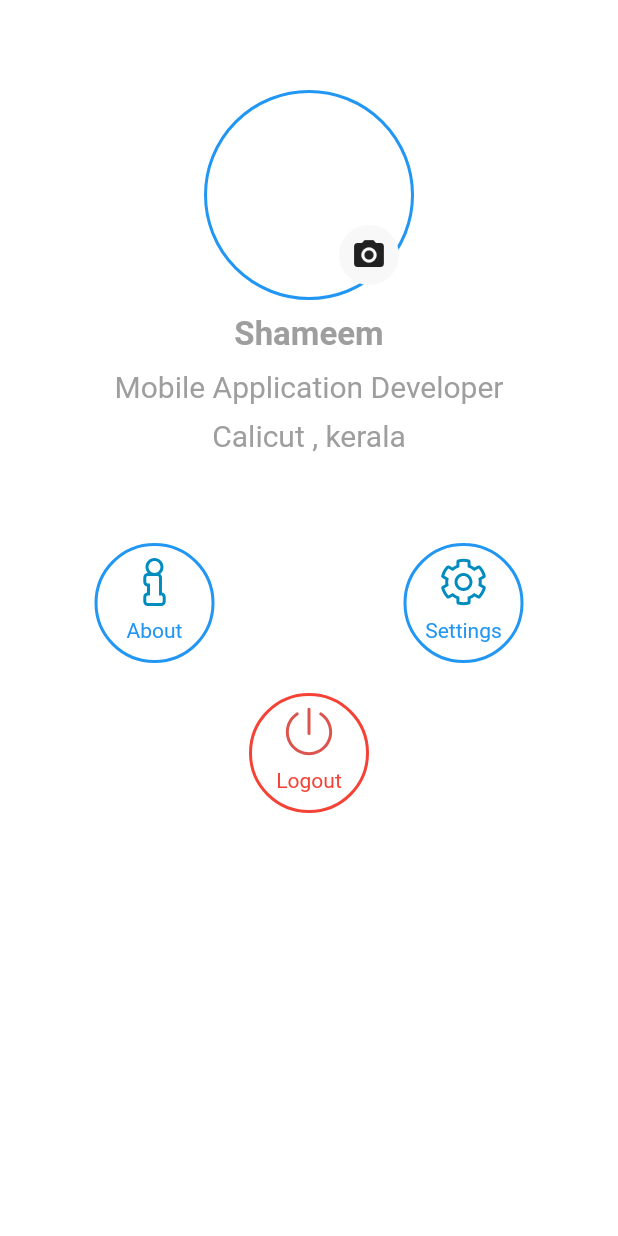
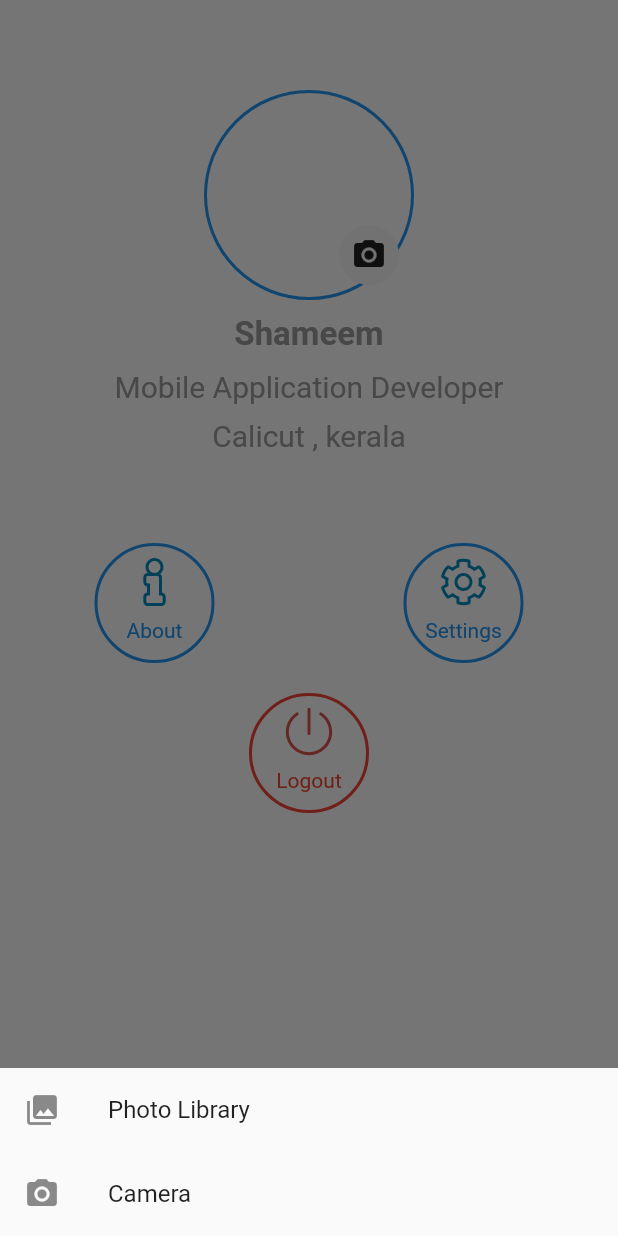
Before and after one commit to Shameem-ahsan/SMIT_TEST, a Flutter app: the profile_screen screen opened by its route, after a tap on the "camera alt" icon, on a phone screen of 412 x 824 dp. Run offline on Flutter 3.47's test engine with Material 2 defaults, Android fonts, the phone set to English and light mode, and no system bars; our stand-ins replace flutter_svg, image_picker.

Commit message:
Camera/gallery popup added

```diff
--- a/lib/screens/profile_screen.dart
+++ b/lib/screens/profile_screen.dart
@@ -22,6 +22,8 @@ class profile_screenPage extends State<profile_screen> {
 
 
   PickedFile _imageFile;
+  File _image;
+
   dynamic _pickImageError;
   bool isVideo = false;
  String _retrieveDataError;
@@ -76,7 +78,7 @@ class profile_screenPage extends State<profile_screen> {
                   Align(
                       alignment: Alignment(.8, .8),
                       child: InkWell(
-                        onTap: ()=>_onImageButtonPressed(ImageSource.gallery),
+                        onTap: ()=>_showPicker(context),
                         child: Container(
                           child: Icon(Icons.camera_alt),
                           padding: EdgeInsets.all(8),
@@ -170,4 +172,47 @@ class profile_screenPage extends State<profile_screen> {
       ),
     );
   }
+
+  void _showPicker(context) {
+    showModalBottomSheet(
+        context: context,
+        builder: (BuildContext bc) {
+          return SafeArea(
+            child: Container(
+              child: new Wrap(
+                children: <Widget>[
+                  new ListTile(
+                      leading: new Icon(Icons.photo_library),
+                      title: new Text('Photo Library'),
+                      onTap: () {
+                        _imgFromGallery();
+                        Navigator.of(context).pop();
+                      }),
+                  new ListTile(
+                    leading: new Icon(Icons.photo_camera),
+                    title: new Text('Camera'),
+                    onTap: () {
+                      _imgFromCamera();
+                      Navigator.of(context).pop();
+                    },
+                  ),
+                ],
+              ),
+            ),
+          );
+        }
+    );
+  }
+
+  _imgFromCamera() async {
+
+    _onImageButtonPressed(ImageSource.camera);
+
+  }
+
+  _imgFromGallery() async {
+    _onImageButtonPressed(ImageSource.gallery);
+  }
+
+
 }
--- a/lib/screens/punch_screen.dart
+++ b/lib/screens/punch_screen.dart
@@ -41,7 +41,7 @@ class punch_screenPage extends State<punch_screen> {
             children: [
               Expanded(child:
               Center(
-                child: Text("Punch in",style: TextStyle(color: Colors.grey,fontSize:14,fontWeight: FontWeight.bold ,),),
+                child: Text("Punch In \n  ---",textAlign: TextAlign.center, style: TextStyle(color: Colors.grey,fontSize:14,fontWeight: FontWeight.bold ,),),
               )),
               Expanded(child: AspectRatio(
                 aspectRatio: 1,
@@ -82,7 +82,7 @@ class punch_screenPage extends State<punch_screen> {
               ),flex: 2,),
               Expanded(child:
               Center(
-                child: Text("Punch out",style: TextStyle(color: Colors.grey,fontSize:14,fontWeight: FontWeight.bold ,),),
+                child: Text("Punch Out\n  ---",textAlign: TextAlign.center,style: TextStyle(color: Colors.grey,fontSize:14,fontWeight: FontWeight.bold ,),),
               )),            ],
           ),
         ),
```
Also changed, not shown: lib/main.dart (line endings or trailing spaces), 2 other files.
